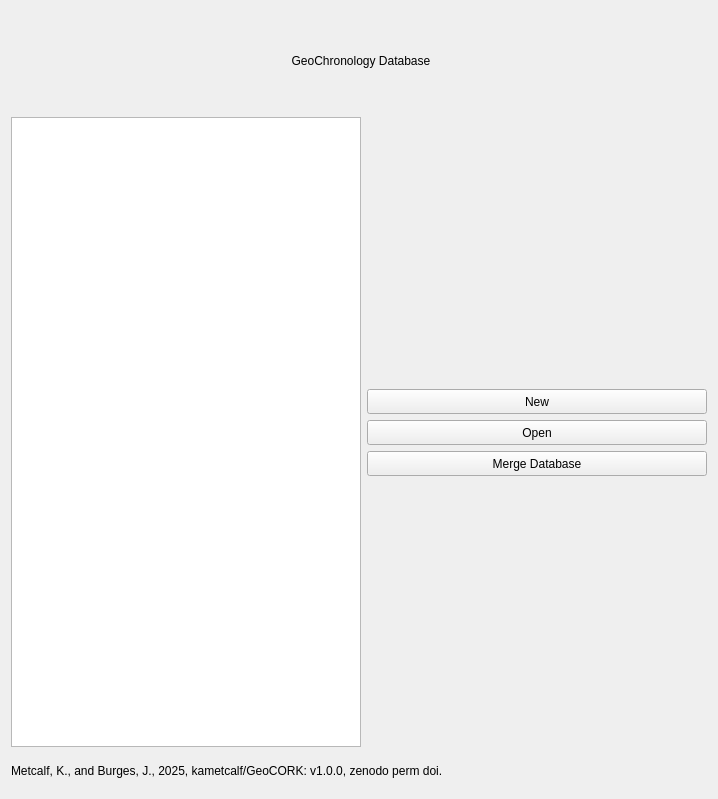
This is ui/LandingPage.ui in kathrynmetcalf/GeoCORK as Qt 5 draws it before an edit. The edited form follows.
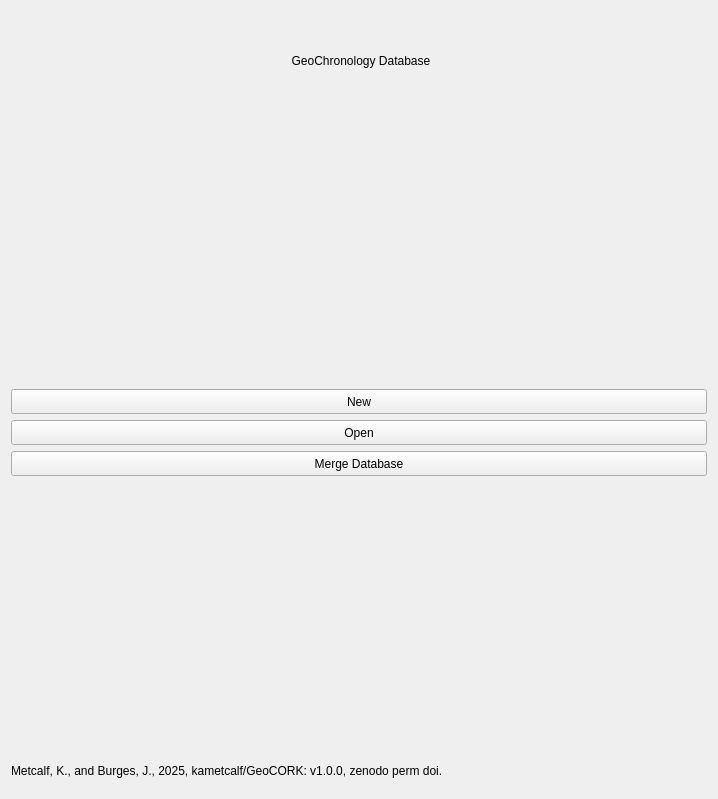
This is the edited form.

Commit message: Added functionality to LandingUI to deselect item by selecting the item again.

Diff of the .ui file:
```diff
--- a/ui/LandingPage.ui
+++ b/ui/LandingPage.ui
@@ -50,25 +50,6 @@
    </item>
    <item>
     <layout class="QHBoxLayout" name="horizontalLayout_2">
-     <item>
-      <widget class="QListWidget" name="listWidget">
-       <property name="minimumSize">
-        <size>
-         <width>150</width>
-         <height>200</height>
-        </size>
-       </property>
-       <property name="maximumSize">
-        <size>
-         <width>350</width>
-         <height>16777215</height>
-        </size>
-       </property>
-       <property name="resizeMode">
-        <enum>QListView::Adjust</enum>
-       </property>
-      </widget>
-     </item>
      <item>
       <layout class="QVBoxLayout" name="verticalLayout">
        <item>
```
The commit also changes 1 other file.
